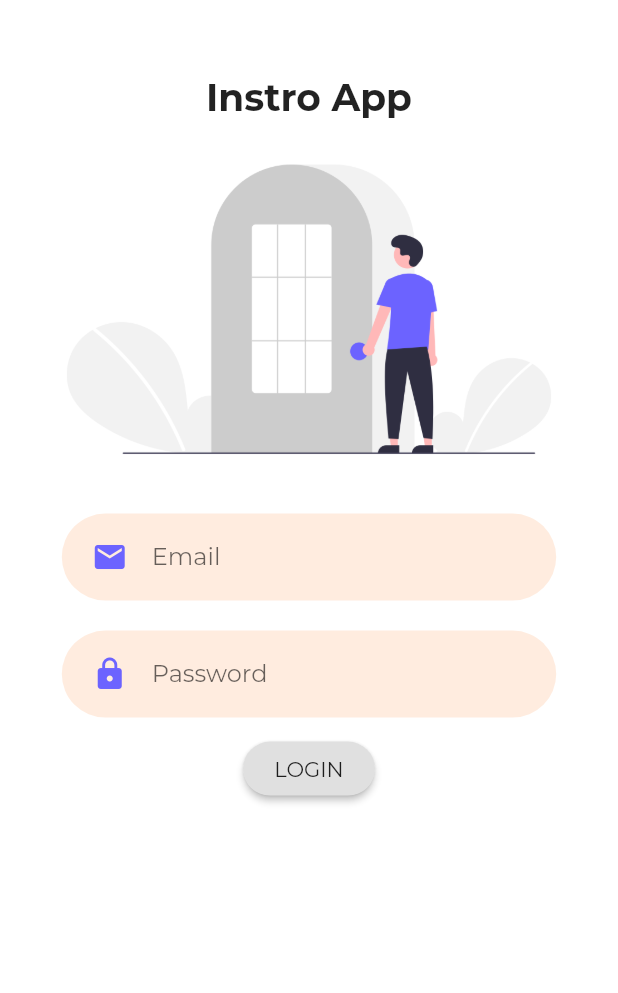
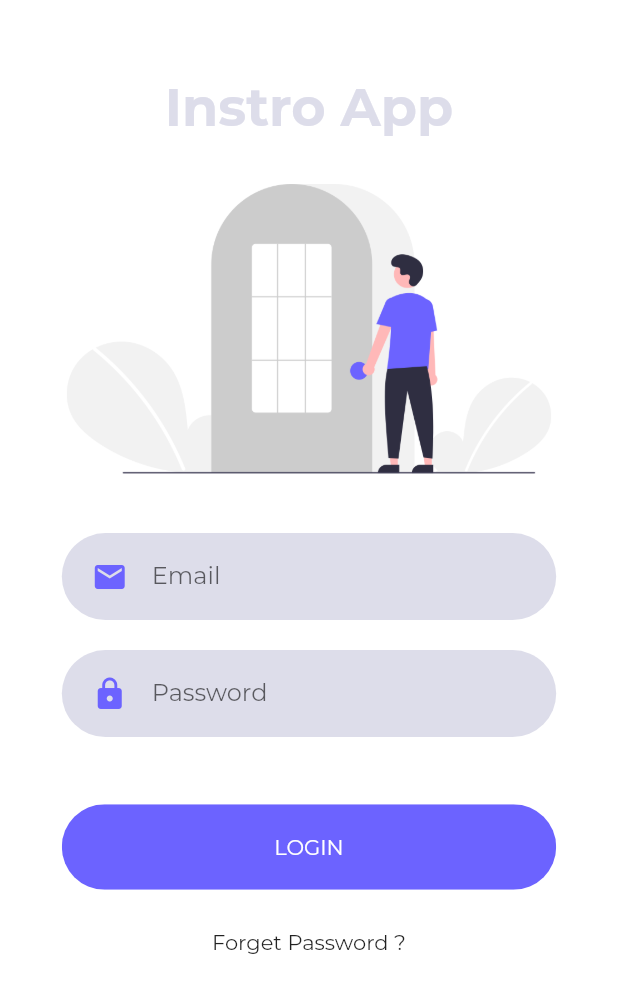
Before and after one commit to latiefM/InstroApp, a Flutter app: the screen it shows after launch, on a phone screen of 412 x 824 dp. Shown: the top 993 px of the screen. Run offline on Flutter 3.47's test engine with Material 2 defaults, Android fonts, the phone set to English and light mode, and no system bars.

Commit message:
add round button

```diff
--- a/lib/constants.dart
+++ b/lib/constants.dart
@@ -1,7 +1,7 @@
 import 'package:flutter/material.dart';
 
 const kPrimaryColor = Color(0xFF6C63FF);
-const kPrimaryLightColor = Color(0xFFFFECDF);
+const kPrimaryLightColor = Color(0xFFDDDDEA);
 const kPrimaryGradientColor = LinearGradient(
   begin: Alignment.topLeft,
   end: Alignment.bottomRight,
--- a/lib/screen/components/body.dart
+++ b/lib/screen/components/body.dart
@@ -1,14 +1,17 @@
 import 'package:flutter/material.dart';
 import 'package:instro/constants.dart';
-import 'package:instro/screen/components/background.dart';
+//import 'package:instro/screen/components/background.dart';
 import 'package:instro/screen/components/rounded_input_field.dart';
 import 'package:instro/screen/components/rounded_password_field.dart';
+import 'rounded_button.dart';
 
 class Body extends StatelessWidget {
+
   @override
   Widget build(BuildContext context) {
     Size size = MediaQuery.of(context).size;
     return Scaffold(
+      //backgroundColor: kSecondaryColor,
       body: SafeArea(
         child: SingleChildScrollView(
           child: Padding(
@@ -20,7 +23,8 @@ class Body extends StatelessWidget {
                   "Instro App",
                   style: TextStyle(
                     fontWeight: FontWeight.bold,
-                    fontSize: 25,
+                    fontSize: 35,
+                    color: kPrimaryLightColor,
                   ),
                 ),
                 SizedBox(height: size.height * 0.0),
@@ -31,16 +35,13 @@ class Body extends StatelessWidget {
                   hintText: 'Email',
                 ),
                 RoundedPasswordField(),
-
-                RaisedButton(
-                  onPressed: () {},
-                  shape: RoundedRectangleBorder(
-                    borderRadius: BorderRadius.circular(20),
-                  ),
-                  child: Text(
-                    'LOGIN',
-                  ),
+                SizedBox(height: size.height * 0.03),
+                RoundedButton(
+                  text: "LOGIN",
+                  press: () {},
                 ),
+                SizedBox(height: size.height * 0.02),
+                Text("Forget Password ?"),
               ],
             ),
           ),
--- a/lib/screen/components/rounded_button.dart
+++ b/lib/screen/components/rounded_button.dart
@@ -0,0 +1,37 @@
+import 'package:flutter/material.dart';
+import 'package:instro/constants.dart';
+
+
+class RoundedButton extends StatelessWidget {
+  final String text;
+  final Function press;
+  final Color color, textColor;
+  const RoundedButton({
+    Key key,
+    this.text,
+    this.press,
+    this.color = kPrimaryColor,
+    this.textColor = Colors.white,
+  }) : super(key: key);
+
+  @override
+  Widget build(BuildContext context) {
+    Size size = MediaQuery.of(context).size;
+    return Container(
+      margin: EdgeInsets.symmetric(vertical: 10),
+      width: size.width * 0.8,
+      child: ClipRRect(
+        borderRadius: BorderRadius.circular(29),
+        child: FlatButton(
+          padding: EdgeInsets.symmetric(vertical: 20, horizontal: 40),
+          color: color,
+          onPressed: press,
+          child: Text(
+            text,
+            style: TextStyle(color: textColor),
+          ),
+        ),
+      ),
+    );
+  }
+}
```
